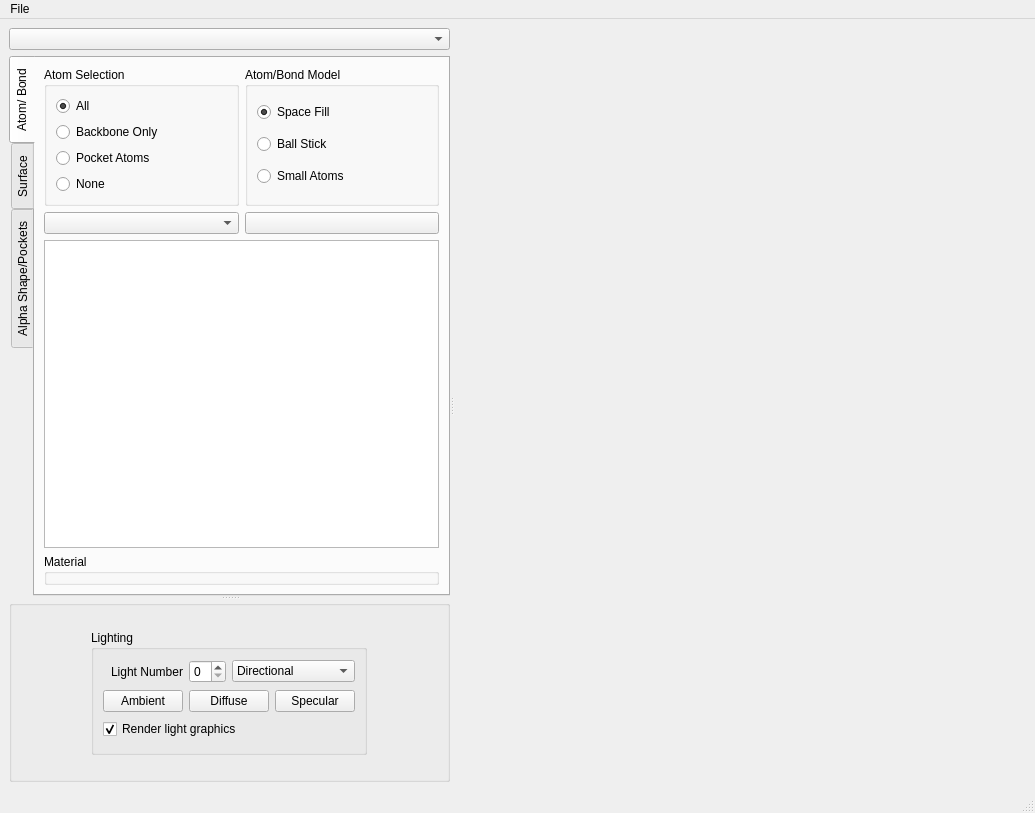
The window that pv_app/forms/mainwindow.ui (nithins/proteinvis) describes before a commit, drawn with Qt 5.
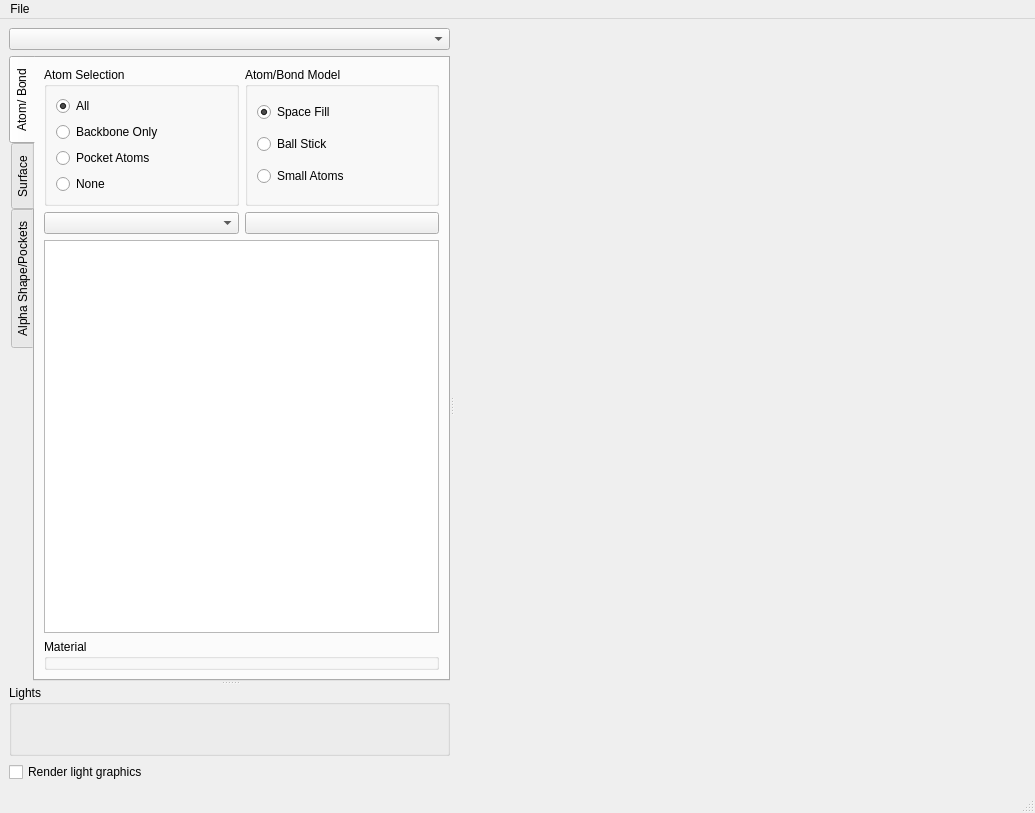
The same window after the commit. The open tabs and pages were chosen to show the change. Icons and pictures are not drawn. Custom widgets are drawn as their Qt base class.

Commit message: separated light ui and scaling done in viewer

Patch:
```diff
--- a/pv_app/forms/mainwindow.ui
+++ b/pv_app/forms/mainwindow.ui
@@ -14,7 +14,7 @@
    <string>MainWindow</string>
   </property>
   <widget class="QWidget" name="centralwidget">
-   <layout class="QGridLayout" name="gridLayout_12">
+   <layout class="QGridLayout" name="gridLayout_2">
     <item row="0" column="0">
      <widget class="QSplitter" name="splitter_2">
       <property name="orientation">
@@ -417,106 +417,24 @@
          </item>
         </layout>
        </widget>
-       <widget class="QGroupBox" name="groupBox_2">
-        <property name="title">
-         <string/>
-        </property>
-        <layout class="QGridLayout" name="gridLayout">
-         <item row="0" column="0">
-          <widget class="QGroupBox" name="viewer_lighting_groupBox">
-           <property name="sizePolicy">
-            <sizepolicy hsizetype="Maximum" vsizetype="Maximum">
-             <horstretch>0</horstretch>
-             <verstretch>0</verstretch>
-            </sizepolicy>
-           </property>
-           <property name="maximumSize">
-            <size>
-             <width>16777215</width>
-             <height>125</height>
-            </size>
-           </property>
+       <widget class="QWidget" name="">
+        <layout class="QVBoxLayout" name="verticalLayout_2">
+         <item>
+          <widget class="QtGlLightEditor" name="lightseditor">
            <property name="title">
-            <string>Lighting</string>
+            <string>Lights</string>
            </property>
-           <layout class="QGridLayout" name="gridLayout_2">
-            <item row="1" column="1" colspan="2">
-             <widget class="QtColorPicker" name="diffuse_light_button">
-              <property name="text">
-               <string>Diffuse</string>
-              </property>
-              <property name="useStandardColors" stdset="0">
-               <bool>true</bool>
-              </property>
-             </widget>
-            </item>
-            <item row="1" column="3">
-             <widget class="QtColorPicker" name="specular_light_button">
-              <property name="text">
-               <string>Specular</string>
-              </property>
-              <property name="useStandardColors" stdset="0">
-               <bool>true</bool>
-              </property>
-             </widget>
-            </item>
-            <item row="1" column="0">
-             <widget class="QtColorPicker" name="ambient_light_button">
-              <property name="text">
-               <string>Ambient</string>
-              </property>
-              <property name="useStandardColors" stdset="0">
-               <bool>true</bool>
-              </property>
-             </widget>
-            </item>
-            <item row="0" column="2" colspan="2">
-             <widget class="QComboBox" name="light_type_comboBox">
-              <item>
-               <property name="text">
-                <string>Directional</string>
-               </property>
-              </item>
-              <item>
-               <property name="text">
-                <string>Positional</string>
-               </property>
-              </item>
-              <item>
-               <property name="text">
-                <string>None</string>
-               </property>
-              </item>
-             </widget>
-            </item>
-            <item row="0" column="0">
-             <widget class="QLabel" name="light_number_label">
-              <property name="text">
-               <string>Light Number</string>
-              </property>
-              <property name="alignment">
-               <set>Qt::AlignRight|Qt::AlignTrailing|Qt::AlignVCenter</set>
-              </property>
-             </widget>
-            </item>
-            <item row="0" column="1">
-             <widget class="QSpinBox" name="light_number_spinBox">
-              <property name="maximum">
-               <number>1</number>
-              </property>
-             </widget>
-            </item>
-            <item row="2" column="0" colspan="4">
-             <widget class="QCheckBox" name="render_light_graphic_checkBox">
-              <property name="text">
-               <string>Render light graphics</string>
-              </property>
-              <property name="checked">
-               <bool>true</bool>
-              </property>
-             </widget>
-            </item>
-           </layout>
+           <layout class="QGridLayout" name="gridLayout"/>
+          </widget>
+         </item>
+         <item>
+          <widget class="QCheckBox" name="render_light_graphic_checkBox">
+           <property name="text">
+            <string>Render light graphics</string>
+           </property>
+           <property name="checked">
+            <bool>false</bool>
+           </property>
           </widget>
          </item>
         </layout>
@@ -605,11 +523,6 @@
   </action>
  </widget>
  <customwidgets>
-  <customwidget>
-   <class>QtColorPicker</class>
-   <extends>QPushButton</extends>
-   <header>qtcolorpicker.h</header>
-  </customwidget>
   <customwidget>
    <class>glviewer_t</class>
    <extends>QWidget</extends>
@@ -622,6 +535,12 @@
    <header>qtglmaterialeditor.h</header>
    <container>1</container>
   </customwidget>
+  <customwidget>
+   <class>QtGlLightEditor</class>
+   <extends>QGroupBox</extends>
+   <header location="global">qtgllighteditor.h</header>
+   <container>1</container>
+  </customwidget>
  </customwidgets>
  <resources>
   <include location="../resources/proteinvis.qrc"/>
```
Left out of the diff: 26 changed lines with no effect on the pictures. The commit also changes 11 other files.
